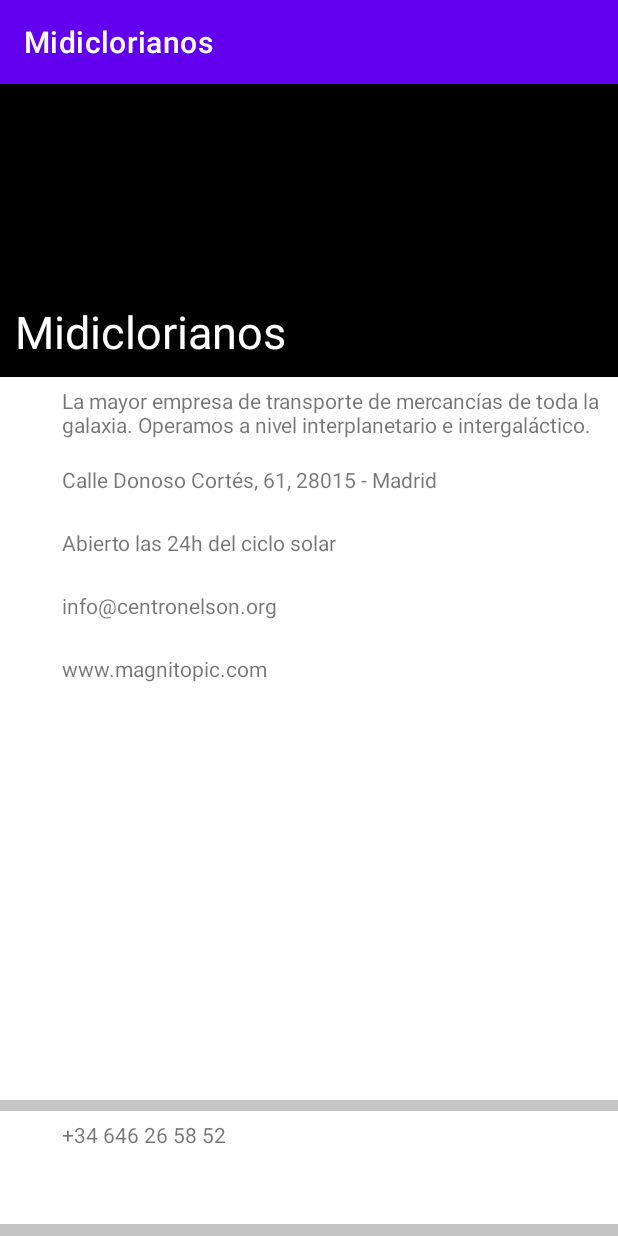
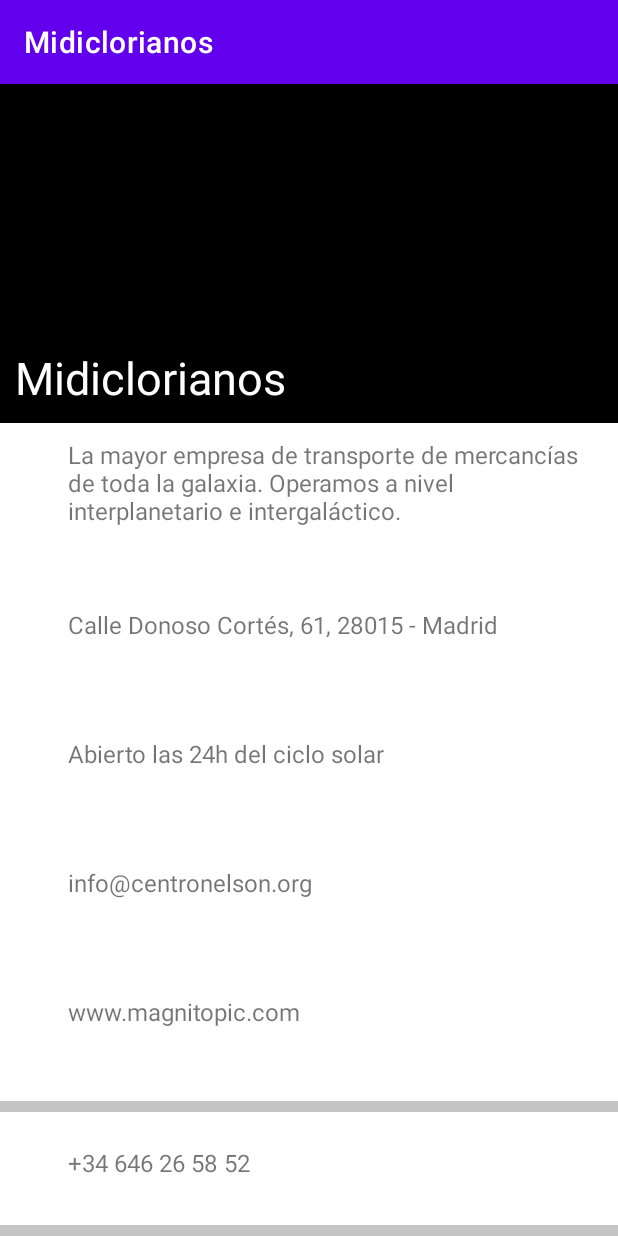
Before and after one commit to magnitopic/MiniProyectBusiness, an Android app: the screen it shows after launch (MainActivity), on a phone screen of 412 x 824 dp. Run offline under Robolectric (Android 15) with nearby library versions, the phone set to English and light mode, and no system bars.

Commit message:
spaced elements

```diff
--- a/app/src/main/res/layout/activity_main.xml
+++ b/app/src/main/res/layout/activity_main.xml
@@ -12,7 +12,7 @@
         android:id="@+id/headRelative"
         android:layout_width="match_parent"
         android:layout_height="0dp"
-        android:layout_weight=".26"
+        android:layout_weight=".3"
         android:background="@color/black">
 
         <ImageView
@@ -22,10 +22,10 @@
             android:alpha="0.5"
             android:contentDescription="@string/imageDescription"
             android:scaleType="centerCrop"
-            tools:srcCompat="@drawable/Jawa" />
+            tools:srcCompat="@drawable/jawa" />
 
         <TextView
-            android:id="@+id/textView"
+            android:id="@+id/textview"
             android:layout_width="wrap_content"
             android:layout_height="wrap_content"
             android:layout_marginStart="10dp"
@@ -42,15 +42,16 @@
         android:id="@+id/contentRelative"
         android:layout_width="match_parent"
         android:layout_height="0dp"
-        android:layout_weight=".64"
+        android:layout_weight=".6"
         android:orientation="vertical"
         android:background="#fff">
 
         <RelativeLayout
             android:layout_width="match_parent"
-            android:layout_height="wrap_content"
+            android:layout_height="0dp"
+            android:layout_weight=".24"
             android:id="@+id/desc"
-            android:padding="6dp">
+            android:padding="10dp">
 
             <ImageView
                 android:id="@+id/descIcon"
@@ -60,6 +61,7 @@
                 android:contentDescription="@string/descriptionIcon"/>
 
             <TextView
+                android:textSize="16sp"
                 android:id="@+id/descText"
                 android:layout_width="wrap_content"
                 android:layout_height="wrap_content"
@@ -70,9 +72,10 @@
 
         <RelativeLayout
             android:layout_width="match_parent"
-            android:layout_height="wrap_content"
+            android:layout_height="0dp"
+            android:layout_weight=".19"
             android:id="@+id/direc"
-            android:padding="6dp">
+            android:padding="10dp">
 
             <ImageView
                 android:id="@+id/direcIcon"
@@ -82,6 +85,7 @@
                 android:contentDescription="@string/descriptionDirec" />
 
             <TextView
+                android:textSize="16sp"
                 android:id="@+id/direcText"
                 android:layout_width="wrap_content"
                 android:layout_height="wrap_content"
@@ -93,9 +97,10 @@
 
         <RelativeLayout
             android:layout_width="match_parent"
-            android:layout_height="wrap_content"
+            android:layout_height="0dp"
+            android:layout_weight=".19"
             android:id="@+id/time"
-            android:padding="6dp">
+            android:padding="10dp">
 
             <ImageView
                 android:id="@+id/timeIcon"
@@ -105,6 +110,7 @@
                 android:contentDescription="@string/descriptionTime"/>
 
             <TextView
+                android:textSize="16sp"
                 android:id="@+id/timeDesc"
                 android:layout_width="wrap_content"
                 android:layout_height="wrap_content"
@@ -116,9 +122,10 @@
 
         <RelativeLayout
             android:layout_width="match_parent"
-            android:layout_height="wrap_content"
+            android:layout_height="0dp"
+            android:layout_weight=".19"
             android:id="@+id/email"
-            android:padding="6dp">
+            android:padding="10dp">
 
             <ImageView
                 android:id="@+id/emailIcon"
@@ -128,6 +135,7 @@
                 android:contentDescription="@string/descriptionEmail"/>
 
             <TextView
+                android:textSize="16sp"
                 android:id="@+id/emailText"
                 android:layout_width="wrap_content"
                 android:layout_height="wrap_content"
@@ -139,9 +147,10 @@
 
         <RelativeLayout
             android:layout_width="match_parent"
-            android:layout_height="wrap_content"
+            android:layout_height="0dp"
+            android:layout_weight=".19"
             android:id="@+id/web"
-            android:padding="6dp">
+            android:padding="10dp">
 
             <ImageView
                 android:id="@+id/webIcon"
@@ -151,6 +160,7 @@
                 android:contentDescription="@string/descriptionIcon"/>
 
             <TextView
+                android:textSize="16sp"
                 android:id="@+id/webText"
                 android:layout_width="wrap_content"
                 android:layout_height="wrap_content"
@@ -171,13 +181,14 @@
         android:layout_marginTop="7dp"
         android:layout_marginBottom="7dp"
         android:background="#fff"
-        android:orientation="vertical">
+        android:orientation="vertical"
+        android:gravity="center">
 
         <RelativeLayout
             android:layout_width="match_parent"
             android:layout_height="wrap_content"
             android:id="@+id/telf"
-            android:padding="6dp">
+            android:padding="10dp">
 
             <ImageView
                 android:id="@+id/telfIcon"
@@ -187,6 +198,7 @@
                 android:contentDescription="@string/descriptionIcon"/>
 
             <TextView
+                android:textSize="16sp"
                 android:id="@+id/telfText"
                 android:layout_width="wrap_content"
                 android:layout_height="wrap_content"
```
